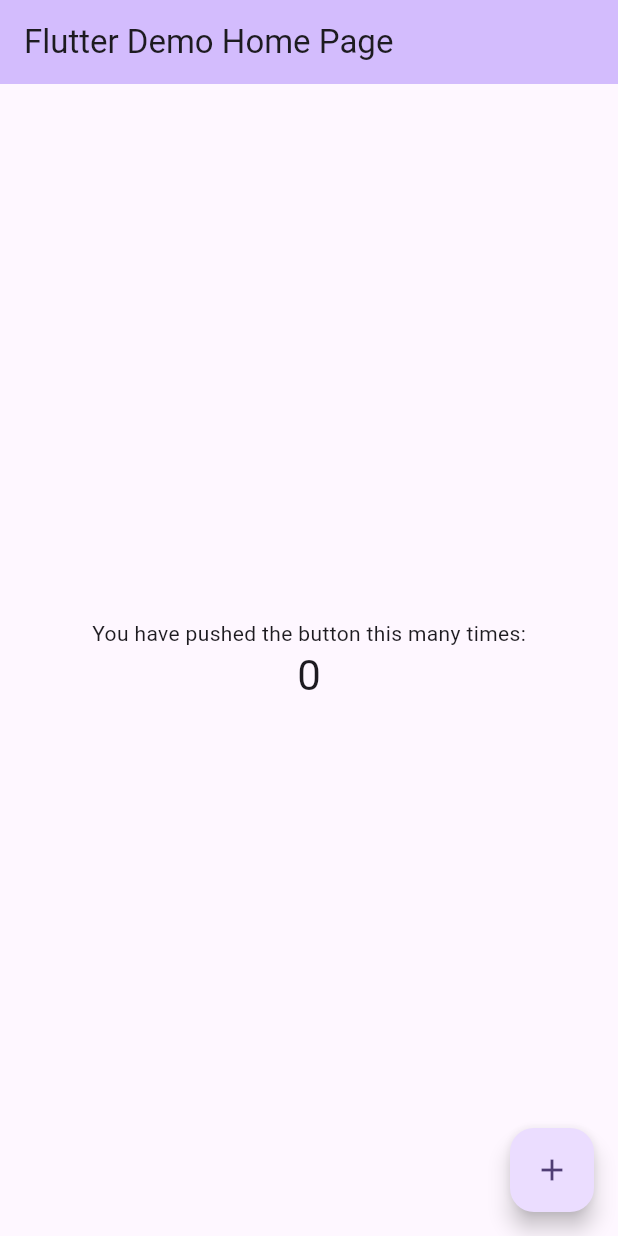
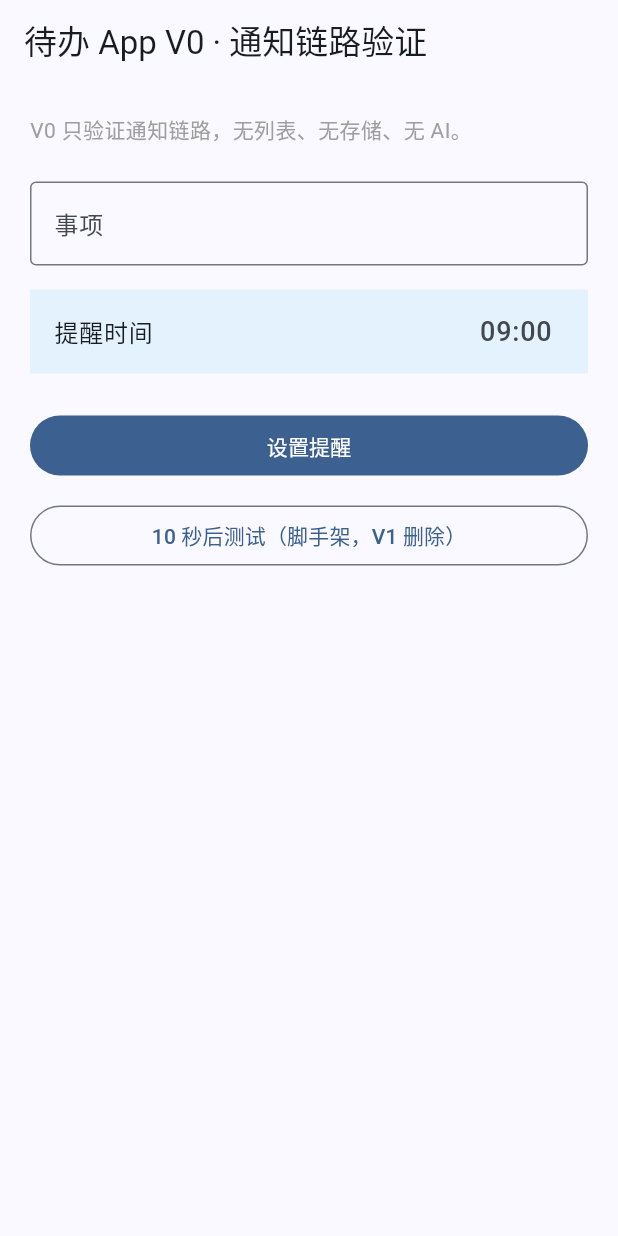
Before and after one commit to memor188/todo-reminder, a Flutter app: the screen it shows after launch, on a phone screen of 412 x 824 dp. Run offline on Flutter 3.47's test engine with Material 3 defaults, Android fonts, the phone set to English and light mode, and no system bars; our stand-ins replace flutter_local_notifications, timezone.

Commit message:
V0: 通知链路验证 - FLN23.x + 权限 + 10秒测试按钮 + 9个测试

```diff
--- a/app/analysis_options.yaml
+++ b/app/analysis_options.yaml
@@ -13,6 +13,11 @@ analyzer:
   exclude:
     - build/**
     - android/**
+  # Flutter 3.50 SDK 将 material.dart 标为 deprecated，推荐 material_ui。
+  # 但 material_ui 是模板残留依赖，本项目已主动移除（见需求文档），
+  # 关闭这条与项目决策冲突的迁移提示，不装回多余包。
+  errors:
+    deprecated_member_use: ignore
 
 linter:
   # The lint rules applied to this project can be customized in the
--- a/app/lib/main.dart
+++ b/app/lib/main.dart
@@ -1,121 +1,188 @@
-import 'package:material_ui/material_ui.dart';
+import 'package:flutter/material.dart';
 
-void main() {
-  runApp(const MyApp());
+import 'services/notification_service.dart';
+
+Future<void> main() async {
+  WidgetsFlutterBinding.ensureInitialized();
+
+  final notifications = NotificationService();
+  await notifications.init();
+  final granted = await notifications.requestPermissions();
+
+  runApp(V0App(notifications: notifications, permissionGranted: granted));
 }
 
-class MyApp extends StatelessWidget {
-  const MyApp({super.key});
+class V0App extends StatelessWidget {
+  const V0App({
+    super.key,
+    required this.notifications,
+    required this.permissionGranted,
+  });
 
-  // This widget is the root of your application.
+  final NotificationService notifications;
+  final bool permissionGranted;
+
   @override
   Widget build(BuildContext context) {
     return MaterialApp(
-      title: 'Flutter Demo',
+      title: '待办 App V0',
+      debugShowCheckedModeBanner: false,
       theme: ThemeData(
-        // This is the theme of your application.
-        //
-        // TRY THIS: Try running your application with "flutter run". You'll see
-        // the application has a purple toolbar. Then, without quitting the app,
-        // try changing the seedColor in the colorScheme below to Colors.green
-        // and then invoke "hot reload" (save your changes or press the "hot
-        // reload" button in a Flutter-supported IDE, or press "r" if you used
-        // the command line to start the app).
-        //
-        // Notice that the counter didn't reset back to zero; the application
-        // state is not lost during the reload. To reset the state, use hot
-        // restart instead.
-        //
-        // This works for code too, not just values: Most code changes can be
-        // tested with just a hot reload.
-        colorScheme: .fromSeed(seedColor: Colors.deepPurple),
+        colorScheme: ColorScheme.fromSeed(seedColor: const Color(0xFF1976D2)),
+        useMaterial3: true,
       ),
-      home: const MyHomePage(title: 'Flutter Demo Home Page'),
+      home: V0HomePage(
+        notifications: notifications,
+        permissionGranted: permissionGranted,
+      ),
     );
   }
 }
 
-class MyHomePage extends StatefulWidget {
-  const MyHomePage({super.key, required this.title});
+class V0HomePage extends StatefulWidget {
+  const V0HomePage({
+    super.key,
+    required this.notifications,
+    required this.permissionGranted,
+  });
 
-  // This widget is the home page of your application. It is stateful, meaning
-  // that it has a State object (defined below) that contains fields that affect
-  // how it looks.
-
-  // This class is the configuration for the state. It holds the values (in this
-  // case the title) provided by the parent (in this case the App widget) and
-  // used by the build method of the State. Fields in a Widget subclass are
-  // always marked "final".
-
-  final String title;
+  final NotificationService notifications;
+  final bool permissionGranted;
 
   @override
-  State<MyHomePage> createState() => _MyHomePageState();
+  State<V0HomePage> createState() => _V0HomePageState();
 }
 
-class _MyHomePageState extends State<MyHomePage> {
-  int _counter = 0;
+class _V0HomePageState extends State<V0HomePage> {
+  final TextEditingController _titleController = TextEditingController();
+  TimeOfDay _time = const TimeOfDay(hour: 9, minute: 0);
+  String? _message;
 
-  void _incrementCounter() {
-    setState(() {
-      // This call to setState tells the Flutter framework that something has
-      // changed in this State, which causes it to rerun the build method below
-      // so that the display can reflect the updated values. If we changed
-      // _counter without calling setState(), then the build method would not be
-      // called again, and so nothing would appear to happen.
-      _counter++;
-    });
+  @override
+  void initState() {
+    super.initState();
+    if (!widget.permissionGranted) {
+      _message = '通知权限未授予，请到系统设置开启，否则到点不会弹通知。';
+    }
   }
 
   @override
+  void dispose() {
+    _titleController.dispose();
+    super.dispose();
+  }
+
+  Future<void> _pickTime() async {
+    final picked = await showTimePicker(
+      context: context,
+      initialTime: _time,
+    );
+    if (picked != null) setState(() => _time = picked);
+  }
+
+  Future<void> _scheduleAtPickedTime() async {
+    final title = _titleController.text.trim();
+    if (title.isEmpty) {
+      setState(() => _message = '请先输入事项');
+      return;
+    }
+
+    final now = DateTime.now();
+    var target = DateTime(
+      now.year,
+      now.month,
+      now.day,
+      _time.hour,
+      _time.minute,
+    );
+    // 选的时间已过 → 顺延到明天（V0 只验链路，不做复杂日历）
+    if (!target.isAfter(now)) target = target.add(const Duration(days: 1));
+
+    try {
+      await widget.notifications.schedule(
+        id: DateTime.now().millisecondsSinceEpoch ~/ 1000 % 100000,
+        title: title,
+        body: '到点了：$title',
+        eventTime: target,
+      );
+      setState(() => _message = '已设置：$title → ${_fmt(target)}');
+    } catch (e) {
+      setState(() => _message = '设置失败：$e');
+    }
+  }
+
+  Future<void> _scheduleTenSecondTest() async {
+    final title = _titleController.text.trim();
+    if (title.isEmpty) {
+      setState(() => _message = '请先输入事项');
+      return;
+    }
+    try {
+      await widget.notifications.scheduleTestNotification(title);
+      setState(() => _message = '测试已设置：10 秒后弹通知（脚手架，V1 删除）');
+    } catch (e) {
+      setState(() => _message = '测试设置失败：$e');
+    }
+  }
+
+  String _fmt(DateTime t) =>
+      '${t.month}月${t.day}日 ${t.hour.toString().padLeft(2, '0')}:${t.minute.toString().padLeft(2, '0')}';
+
+  @override
   Widget build(BuildContext context) {
-    // This method is rerun every time setState is called, for instance as done
-    // by the _incrementCounter method above.
-    //
-    // The Flutter framework has been optimized to make rerunning build methods
-    // fast, so that you can just rebuild anything that needs updating rather
-    // than having to individually change instances of widgets.
     return Scaffold(
-      appBar: AppBar(
-        // TRY THIS: Try changing the color here to a specific color (to
-        // Colors.amber, perhaps?) and trigger a hot reload to see the AppBar
-        // change color while the other colors stay the same.
-        backgroundColor: Theme.of(context).colorScheme.inversePrimary,
-        // Here we take the value from the MyHomePage object that was created by
-        // the App.build method, and use it to set our appbar title.
-        title: Text(widget.title),
-      ),
-      body: Center(
-        // Center is a layout widget. It takes a single child and positions it
-        // in the middle of the parent.
+      appBar: AppBar(title: const Text('待办 App V0 · 通知链路验证')),
+      body: Padding(
+        padding: const EdgeInsets.all(20),
         child: Column(
-          // Column is also a layout widget. It takes a list of children and
-          // arranges them vertically. By default, it sizes itself to fit its
-          // children horizontally, and tries to be as tall as its parent.
-          //
-          // Column has various properties to control how it sizes itself and
-          // how it positions its children. Here we use mainAxisAlignment to
-          // center the children vertically; the main axis here is the vertical
-          // axis because Columns are vertical (the cross axis would be
-          // horizontal).
-          //
-          // TRY THIS: Invoke "debug painting" (choose the "Toggle Debug Paint"
-          // action in the IDE, or press "p" in the console), to see the
-          // wireframe for each widget.
-          mainAxisAlignment: .center,
+          crossAxisAlignment: CrossAxisAlignment.stretch,
           children: [
-            const Text('You have pushed the button this many times:'),
-            Text(
-              '$_counter',
-              style: Theme.of(context).textTheme.headlineMedium,
+            const Text(
+              'V0 只验证通知链路，无列表、无存储、无 AI。',
+              style: TextStyle(color: Colors.grey),
             ),
+            const SizedBox(height: 24),
+            TextField(
+              key: const Key('title_field'),
+              controller: _titleController,
+              decoration: const InputDecoration(
+                labelText: '事项',
+                border: OutlineInputBorder(),
+                hintText: '例如：测试提醒',
+              ),
+            ),
+            const SizedBox(height: 16),
+            ListTile(
+              key: const Key('time_picker_tile'),
+              title: const Text('提醒时间'),
+              trailing: Text(
+                '${_time.hour.toString().padLeft(2, '0')}:${_time.minute.toString().padLeft(2, '0')}',
+                style: const TextStyle(fontSize: 18),
+              ),
+              onTap: _pickTime,
+              tileColor: Colors.blue.shade50,
+            ),
+            const SizedBox(height: 24),
+            FilledButton(
+              key: const Key('schedule_button'),
+              onPressed: _scheduleAtPickedTime,
+              child: const Text('设置提醒'),
+            ),
+            const SizedBox(height: 12),
+            OutlinedButton(
+              key: const Key('test_button'),
+              onPressed: _scheduleTenSecondTest,
+              child: const Text('10 秒后测试（脚手架，V1 删除）'),
+            ),
+            const SizedBox(height: 24),
+            if (_message != null)
+              Text(
+                _message!,
+                key: const Key('status_message'),
+                style: const TextStyle(fontSize: 15),
+              ),
           ],
         ),
-      ),
-      floatingActionButton: FloatingActionButton(
-        onPressed: _incrementCounter,
-        tooltip: 'Increment',
-        child: const Icon(Icons.add),
       ),
     );
   }
--- /dev/null
+++ b/app/lib/services/notification_service.dart
@@ -0,0 +1,120 @@
+import 'package:flutter_local_notifications/flutter_local_notifications.dart';
+// timezone 0.11.x：initializeTimeZones 在 data/latest.dart，不在 timezone.dart
+import 'package:timezone/data/latest.dart' as tzdata;
+import 'package:timezone/timezone.dart' as tz;
+
+/// V0 通知服务（单例）。
+///
+/// 封装四件事：初始化、申请权限、定时调度、即时测试通知。
+/// 注意 FLN 23.x 的 API 与旧教程不同：
+/// - initialize 用命名参数 settings:
+/// - zonedSchedule 必填 androidScheduleMode:
+class NotificationService {
+  NotificationService._internal();
+
+  static final NotificationService instance = NotificationService._internal();
+
+  factory NotificationService() => instance;
+
+  final FlutterLocalNotificationsPlugin _plugin =
+      FlutterLocalNotificationsPlugin();
+
+  /// channel id 定为常量，以后不许改——改了旧通知的设置全丢。
+  static const String channelId = 'todo_reminders';
+  static const String channelName = '待办提醒';
+  static const String channelDescription = '到点提醒事项';
+
+  bool _initialized = false;
+
+  Future<void> init() async {
+    if (_initialized) return;
+
+    // 时区初始化必须在调度之前
+    tzdata.initializeTimeZones();
+
+    const androidSettings = AndroidInitializationSettings(
+      '@mipmap/ic_launcher',
+    );
+    const initializationSettings = InitializationSettings(
+      android: androidSettings,
+    );
+
+    await _plugin.initialize(
+      settings: initializationSettings,
+      onDidReceiveNotificationResponse: (response) {
+        // V0：点击通知暂无跳转逻辑，V1 接入列表页。
+      },
+    );
+
+    _initialized = true;
+  }
+
+  /// Android 13+ 通知权限 + Android 12+ 精确闹钟权限。
+  /// 返回通知权限是否被授予，供 UI 给出提示（不静默失败）。
+  Future<bool> requestPermissions() async {
+    final android = _plugin.resolvePlatformSpecificImplementation<
+        AndroidFlutterLocalNotificationsPlugin>();
+    if (android == null) return false;
+
+    final granted = await android.requestNotificationsPermission() ?? false;
+    await android.requestExactAlarmsPermission();
+    return granted;
+  }
+
+  /// 通知权限是否已被授予（V0 验收用）。
+  Future<bool> areNotificationsEnabled() async {
+    final android = _plugin.resolvePlatformSpecificImplementation<
+        AndroidFlutterLocalNotificationsPlugin>();
+    if (android == null) return false;
+    return await android.areNotificationsEnabled() ?? false;
+  }
+
+  NotificationDetails get _notificationDetails => const NotificationDetails(
+        android: AndroidNotificationDetails(
+          channelId,
+          channelName,
+          channelDescription: channelDescription,
+          importance: Importance.high,
+          priority: Priority.high,
+        ),
+      );
+
+  /// 在指定绝对时间调度一条通知。
+  Future<void> schedule({
+    required int id,
+    required String title,
+    required String body,
+    required DateTime eventTime,
+  }) async {
+    if (!_initialized) {
+      throw StateError('NotificationService.init() must be called first');
+    }
+    if (eventTime.isBefore(DateTime.now())) {
+      throw ArgumentError('eventTime must be in the future');
+    }
+
+    // FLN 23.0.3 顶层入口：全命名参数，且已移除
+    // uiLocalNotificationDateInterpretation（23 之前旧教程里的参数）。
+    await _plugin.zonedSchedule(
+      id: id,
+      title: title,
+      body: body,
+      scheduledDate: tz.TZDateTime.from(eventTime, tz.local),
+      notificationDetails: _notificationDetails,
+      androidScheduleMode: AndroidScheduleMode.exactAllowWhileIdle,
+    );
+  }
+
+  /// 「10 秒后测试」按钮调用：同一套调度代码，只把时间写死。
+  Future<void> scheduleTestNotification(String title) {
+    return schedule(
+      id: 999999,
+      title: title,
+      body: '这是一条测试提醒',
+      eventTime: DateTime.now().add(const Duration(seconds: 10)),
+    );
+  }
+
+  Future<void> cancel(int id) => _plugin.cancel(id: id);
+  Future<void> cancelAll() => _plugin.cancelAll();
+}
--- a/app/pubspec.yaml
+++ b/app/pubspec.yaml
@@ -30,7 +30,10 @@ environment:
 dependencies:
   flutter:
     sdk: flutter
-  material_ui: ^1.1.0
+
+  # V0: 本地通知（23.x 新版 API，注意 settings:/androidScheduleMode:）
+  flutter_local_notifications: ^23.0.3
+  timezone: ^0.11.2
 
   # The following adds the Cupertino Icons font to your application.
   # Use with the CupertinoIcons class for iOS style icons.
```
Also changed, not shown: app/pubspec.lock, 5 other files.
